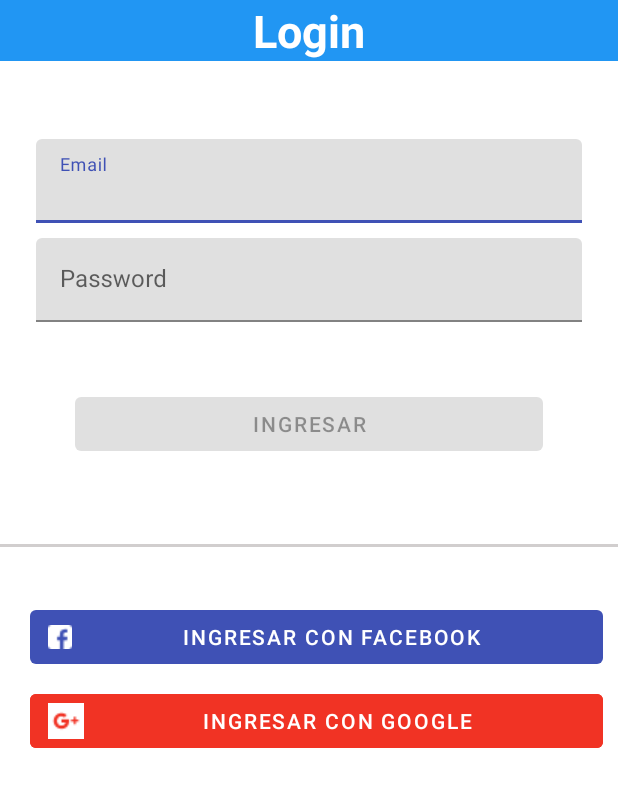
After one commit to gpillaca91/ProyectoAndroid_Lavanderia_UPC, an Android app: the LoginActivity screen opened directly, with no data from a screen before it, on a phone screen of 412 x 824 dp. The commit adds this screen. Shown: the top 787 px of the screen. Run offline under Robolectric (Android 15) with nearby library versions, the phone set to English and light mode, and no system bars.

Commit message:
Login Creado

```diff
--- a/app/build.gradle
+++ b/app/build.gradle
@@ -28,6 +28,7 @@ dependencies {
     implementation 'androidx.navigation:navigation-fragment:2.0.0'
     implementation 'androidx.navigation:navigation-ui:2.0.0'
     implementation 'androidx.lifecycle:lifecycle-extensions:2.0.0'
+    implementation 'androidx.annotation:annotation:1.0.2'
     testImplementation 'junit:junit:4.12'
     androidTestImplementation 'androidx.test.ext:junit:1.1.0'
     androidTestImplementation 'androidx.test.espresso:espresso-core:3.1.1'
--- /dev/null
+++ b/app/src/main/java/com/example/proyectolavanderia/data/LoginRepository.java
@@ -0,0 +1,54 @@
+package com.example.proyectolavanderia.data;
+
+import com.example.proyectolavanderia.data.model.LoggedInUser;
+
+/**
+ * Class that requests authentication and user information from the remote data source and
+ * maintains an in-memory cache of login status and user credentials information.
+ */
+public class LoginRepository {
+
+    private static volatile LoginRepository instance;
+
+    private LoginDataSource dataSource;
+
+    // If user credentials will be cached in local storage, it is recommended it be encrypted
+    // @see https://developer.android.com/training/articles/keystore
+    private LoggedInUser user = null;
+
+    // private constructor : singleton access
+    private LoginRepository(LoginDataSource dataSource) {
+        this.dataSource = dataSource;
+    }
+
+    public static LoginRepository getInstance(LoginDataSource dataSource) {
+        if (instance == null) {
+            instance = new LoginRepository(dataSource);
+        }
+        return instance;
+    }
+
+    public boolean isLoggedIn() {
+        return user != null;
+    }
+
+    public void logout() {
+        user = null;
+        dataSource.logout();
+    }
+
+    private void setLoggedInUser(LoggedInUser user) {
+        this.user = user;
+        // If user credentials will be cached in local storage, it is recommended it be encrypted
+        // @see https://developer.android.com/training/articles/keystore
+    }
+
+    public Result<LoggedInUser> login(String username, String password) {
+        // handle login
+        Result<LoggedInUser> result = dataSource.login(username, password);
+        if (result instanceof Result.Success) {
+            setLoggedInUser(((Result.Success<LoggedInUser>) result).getData());
+        }
+        return result;
+    }
+}
--- /dev/null
+++ b/app/src/main/java/com/example/proyectolavanderia/ui/login/LoginActivity.java
@@ -0,0 +1,131 @@
+package com.example.proyectolavanderia.ui.login;
+
+import android.app.Activity;
+
+import androidx.lifecycle.Observer;
+import androidx.lifecycle.ViewModelProviders;
+
+import android.os.Bundle;
+
+import androidx.annotation.Nullable;
+import androidx.annotation.StringRes;
+import androidx.appcompat.app.AppCompatActivity;
+
+import android.text.Editable;
+import android.text.TextWatcher;
+import android.view.KeyEvent;
+import android.view.View;
+import android.view.inputmethod.EditorInfo;
+import android.widget.Button;
+import android.widget.EditText;
+import android.widget.ProgressBar;
+import android.widget.TextView;
+import android.widget.Toast;
+
+import com.example.proyectolavanderia.R;
+import com.example.proyectolavanderia.ui.login.LoginViewModel;
+import com.example.proyectolavanderia.ui.login.LoginViewModelFactory;
+
+public class LoginActivity extends AppCompatActivity {
+
+    private LoginViewModel loginViewModel;
+
+    @Override
+    public void onCreate(Bundle savedInstanceState) {
+        super.onCreate(savedInstanceState);
+        setContentView(R.layout.activity_login);
+        loginViewModel = ViewModelProviders.of(this, new LoginViewModelFactory())
+                .get(LoginViewModel.class);
+
+        final EditText usernameEditText = findViewById(R.id.username);
+        final EditText passwordEditText = findViewById(R.id.password);
+        final Button loginButton = findViewById(R.id.login);
+        //final ProgressBar loadingProgressBar = findViewById(R.id.loading);
+
+        loginViewModel.getLoginFormState().observe(this, new Observer<LoginFormState>() {
+            @Override
+            public void onChanged(@Nullable LoginFormState loginFormState) {
+                if (loginFormState == null) {
+                    return;
+                }
+                loginButton.setEnabled(loginFormState.isDataValid());
+                if (loginFormState.getUsernameError() != null) {
+                    usernameEditText.setError(getString(loginFormState.getUsernameError()));
+                }
+                if (loginFormState.getPasswordError() != null) {
+                    passwordEditText.setError(getString(loginFormState.getPasswordError()));
+                }
+            }
+        });
+
+        loginViewModel.getLoginResult().observe(this, new Observer<LoginResult>() {
+            @Override
+            public void onChanged(@Nullable LoginResult loginResult) {
+                if (loginResult == null) {
+                    return;
+                }
+                //loadingProgressBar.setVisibility(View.GONE);
+                if (loginResult.getError() != null) {
+                    showLoginFailed(loginResult.getError());
+                }
+                if (loginResult.getSuccess() != null) {
+                    updateUiWithUser(loginResult.getSuccess());
+                }
+                setResult(Activity.RESULT_OK);
+
+                //Complete and destroy login activity once successful
+                finish();
+            }
+        });
+
+        TextWatcher afterTextChangedListener = new TextWatcher() {
+            @Override
+            public void beforeTextChanged(CharSequence s, int start, int count, int after) {
+                // ignore
+            }
+
+            @Override
+            public void onTextChanged(CharSequence s, int start, int before, int count) {
+                // ignore
+            }
+
+            @Override
+            public void afterTextChanged(Editable s) {
+                loginViewModel.loginDataChanged(usernameEditText.getText().toString(),
+                        passwordEditText.getText().toString());
+            }
+        };
+        usernameEditText.addTextChangedListener(afterTextChangedListener);
+        passwordEditText.addTextChangedListener(afterTextChangedListener);
+        passwordEditText.setOnEditorActionListener(new TextView.OnEditorActionListener() {
+
+            @Override
+            public boolean onEditorAction(TextView v, int actionId, KeyEvent event) {
+                if (actionId == EditorInfo.IME_ACTION_DONE) {
+                    loginViewModel.login(usernameEditText.getText().toString(),
+                            passwordEditText.getText().toString());
+                }
+                return false;
+            }
+        });
+
+        loginButton.setOnClickListener(new View.OnClickListener() {
+            @Override
+            public void onClick(View v) {
+                //loadingProgressBar.setVisibility(View.VISIBLE);
+                loginViewModel.login(usernameEditText.getText().toString(),
+                        passwordEditText.getText().toString());
+            }
+        });
+    }
+
+    private void updateUiWithUser(LoggedInUserView model) {
+        String welcome = getString(R.string.welcome) + model.getDisplayName();
+        // TODO : initiate successful logged in experience
+        Toast.makeText(getApplicationContext(), welcome, Toast.LENGTH_LONG).show();
+    }
+
+    private void showLoginFailed(@StringRes Integer errorString) {
+        Toast.makeText(getApplicationContext(), errorString, Toast.LENGTH_SHORT).show();
+    }
+}
--- /dev/null
+++ b/app/src/main/java/com/example/proyectolavanderia/ui/login/LoginViewModel.java
@@ -0,0 +1,70 @@
+package com.example.proyectolavanderia.ui.login;
+
+import androidx.lifecycle.LiveData;
+import androidx.lifecycle.MutableLiveData;
+import androidx.lifecycle.ViewModel;
+
+import android.util.Patterns;
+
+import com.example.proyectolavanderia.data.LoginRepository;
+import com.example.proyectolavanderia.data.Result;
+import com.example.proyectolavanderia.data.model.LoggedInUser;
+import com.example.proyectolavanderia.R;
+
+public class LoginViewModel extends ViewModel {
+
+    private MutableLiveData<LoginFormState> loginFormState = new MutableLiveData<>();
+    private MutableLiveData<LoginResult> loginResult = new MutableLiveData<>();
+    private LoginRepository loginRepository;
+
+    LoginViewModel(LoginRepository loginRepository) {
+        this.loginRepository = loginRepository;
+    }
+
+    LiveData<LoginFormState> getLoginFormState() {
+        return loginFormState;
+    }
+
+    LiveData<LoginResult> getLoginResult() {
+        return loginResult;
+    }
+
+    public void login(String username, String password) {
+        // can be launched in a separate asynchronous job
+        Result<LoggedInUser> result = loginRepository.login(username, password);
+
+        if (result instanceof Result.Success) {
+            LoggedInUser data = ((Result.Success<LoggedInUser>) result).getData();
+            loginResult.setValue(new LoginResult(new LoggedInUserView(data.getDisplayName())));
+        } else {
+            loginResult.setValue(new LoginResult(R.string.login_failed));
+        }
+    }
+
+    public void loginDataChanged(String username, String password) {
+        if (!isUserNameValid(username)) {
+            loginFormState.setValue(new LoginFormState(R.string.invalid_username, null));
+        } else if (!isPasswordValid(password)) {
+            loginFormState.setValue(new LoginFormState(null, R.string.invalid_password));
+        } else {
+            loginFormState.setValue(new LoginFormState(true));
+        }
+    }
+
+    // A placeholder username validation check
+    private boolean isUserNameValid(String username) {
+        if (username == null) {
+            return false;
+        }
+        if (username.contains("@")) {
+            return Patterns.EMAIL_ADDRESS.matcher(username).matches();
+        } else {
+            return !username.trim().isEmpty();
+        }
+    }
+
+    // A placeholder password validation check
+    private boolean isPasswordValid(String password) {
+        return password != null && password.trim().length() > 5;
+    }
+}
--- /dev/null
+++ b/app/src/main/java/com/example/proyectolavanderia/ui/login/LoginViewModelFactory.java
@@ -0,0 +1,26 @@
+package com.example.proyectolavanderia.ui.login;
+
+import androidx.lifecycle.ViewModel;
+import androidx.lifecycle.ViewModelProvider;
+import androidx.annotation.NonNull;
+
+import com.example.proyectolavanderia.data.LoginDataSource;
+import com.example.proyectolavanderia.data.LoginRepository;
+
+/**
+ * ViewModel provider factory to instantiate LoginViewModel.
+ * Required given LoginViewModel has a non-empty constructor
+ */
+public class LoginViewModelFactory implements ViewModelProvider.Factory {
+
+    @NonNull
+    @Override
+    @SuppressWarnings("unchecked")
+    public <T extends ViewModel> T create(@NonNull Class<T> modelClass) {
+        if (modelClass.isAssignableFrom(LoginViewModel.class)) {
+            return (T) new LoginViewModel(LoginRepository.getInstance(new LoginDataSource()));
+        } else {
+            throw new IllegalArgumentException("Unknown ViewModel class");
+        }
+    }
+}
--- /dev/null
+++ b/app/src/main/res/layout/activity_login.xml
@@ -0,0 +1,123 @@
+<?xml version="1.0" encoding="utf-8"?>
+<androidx.constraintlayout.widget.ConstraintLayout xmlns:android="http://schemas.android.com/apk/res/android"
+    xmlns:app="http://schemas.android.com/apk/res-auto"
+    xmlns:tools="http://schemas.android.com/tools"
+    android:id="@+id/container"
+    android:layout_width="match_parent"
+    android:layout_height="match_parent"
+    android:paddingLeft="@dimen/activity_horizontal_margin"
+    android:paddingTop="@dimen/activity_vertical_margin"
+    android:paddingRight="@dimen/activity_horizontal_margin"
+    android:paddingBottom="@dimen/activity_vertical_margin"
+    tools:context=".ui.login.LoginActivity">
+
+
+    <TextView
+        android:id="@+id/textView2"
+        android:layout_width="match_parent"
+        android:layout_height="wrap_content"
+        android:background="@color/colorTitulo"
+        android:text="Login"
+        android:textAlignment="center"
+        android:textColor="#FFFFFF"
+        android:textSize="30dp"
+        android:textStyle="bold"
+        app:layout_constraintEnd_toEndOf="parent"
+        app:layout_constraintStart_toStartOf="parent"
+        app:layout_constraintTop_toTopOf="parent" />
+
+    <com.google.android.material.textfield.TextInputLayout
+        android:id="@+id/textInputLayout"
+        android:layout_width="match_parent"
+        android:layout_height="wrap_content"
+        android:layout_marginTop="52dp"
+        android:hint="@string/prompt_email"
+        app:layout_constraintEnd_toEndOf="parent"
+        app:layout_constraintStart_toStartOf="parent"
+        app:layout_constraintTop_toBottomOf="@+id/textView2">
+
+        <com.google.android.material.textfield.TextInputEditText
+            android:id="@+id/username"
+            android:layout_width="match_parent"
+            android:layout_height="wrap_content"
+            android:layout_marginStart="24dp"
+            android:layout_marginEnd="24dp"
+            android:inputType="textEmailAddress" />
+    </com.google.android.material.textfield.TextInputLayout>
+
+    <com.google.android.material.textfield.TextInputLayout
+        android:id="@+id/textInputLayout2"
+        android:layout_width="match_parent"
+        android:layout_height="wrap_content"
+
+        android:hint="@string/prompt_password"
+        app:layout_constraintEnd_toEndOf="parent"
+        app:layout_constraintStart_toStartOf="parent"
+        app:layout_constraintTop_toBottomOf="@+id/textInputLayout">
+
+        <com.google.android.material.textfield.TextInputEditText
+            android:id="@+id/password"
+            android:layout_width="match_parent"
+            android:layout_height="wrap_content"
+            android:layout_marginStart="24dp"
+            android:layout_marginTop="10dp"
+            android:layout_marginEnd="24dp"
+            android:inputType="textPassword" />
+    </com.google.android.material.textfield.TextInputLayout>
+
+    <Button
+        android:id="@+id/login"
+        android:layout_width="match_parent"
+        android:layout_height="wrap_content"
+        android:layout_gravity="start"
+        android:layout_marginStart="50dp"
+        android:layout_marginTop="44dp"
+        android:layout_marginEnd="50dp"
+        android:enabled="false"
+        android:text="@string/action_sign_in"
+        app:layout_constraintEnd_toEndOf="parent"
+        app:layout_constraintHorizontal_bias="0.483"
+        app:layout_constraintStart_toStartOf="parent"
+        app:layout_constraintTop_toBottomOf="@+id/textInputLayout2" />
+
+    <View
+        android:id="@+id/view"
+        android:layout_width="fill_parent"
+        android:layout_height="2dp"
+        android:layout_marginTop="56dp"
+        android:background="@color/colorSeparador"
+        app:layout_constraintStart_toStartOf="parent"
+        app:layout_constraintTop_toBottomOf="@+id/login" />
+
+    <com.google.android.material.button.MaterialButton
+        android:id="@+id/btn_fb"
+        style="@style/Widget.MaterialComponents.Button.UnelevatedButton.Icon"
+        android:layout_width="match_parent"
+        android:layout_height="wrap_content"
+        android:layout_marginStart="20dp"
+        android:layout_marginTop="36dp"
+        android:layout_marginEnd="10dp"
+        android:text="@string/action_sign_in_facebook"
+        app:icon="@drawable/facebook"
+        app:layout_constraintEnd_toEndOf="parent"
+        app:layout_constraintStart_toStartOf="parent"
+        app:layout_constraintTop_toBottomOf="@+id/view" />
+
+    <com.google.android.material.button.MaterialButton
+        android:id="@+id/btn_google"
+        style="@style/Widget.MaterialComponents.Button.UnelevatedButton.Icon"
+        android:layout_width="match_parent"
+        android:layout_height="wrap_content"
+        android:layout_marginStart="20dp"
+        android:layout_marginTop="8dp"
+        android:layout_marginEnd="10dp"
+        android:backgroundTint="@color/colorGo"
+        android:text="@string/action_sign_in_google"
+        app:icon="@drawable/googlemas"
+        app:layout_constraintEnd_toEndOf="parent"
+        app:layout_constraintHorizontal_bias="0.343"
+        app:layout_constraintStart_toStartOf="parent"
+        app:layout_constraintTop_toBottomOf="@+id/btn_fb" />
+
+
+</androidx.constraintlayout.widget.ConstraintLayout>
--- a/app/src/main/res/values/colors.xml
+++ b/app/src/main/res/values/colors.xml
@@ -3,4 +3,9 @@
     <color name="colorPrimary">#3F51B5</color>
     <color name="colorPrimaryDark">#673AB7</color>
     <color name="colorAccent">#0379AD</color>
+    <color name="colorGo">#F13324</color>
+    <color name="colorSecondary">#0CB40C</color>
+    <color name="colorSeparador">#D1CECE</color>
+    <color name="colorTitulo">#2196F3</color>
+
 </resources>
--- a/app/src/main/res/values/dimens.xml
+++ b/app/src/main/res/values/dimens.xml
@@ -1,8 +1,20 @@
 <resources>
     <!-- Default screen margins, per the Android Design guidelines. -->
+
+
+
+    <dimen name="activity_horizontal_margin">0dp</dimen>
+    <dimen name="activity_vertical_margin">0dp</dimen>
+    <dimen name="nav_header_vertical_spacing">8dp</dimen>
+    <dimen name="nav_header_height">176dp</dimen>
+    <dimen name="fab_margin">16dp</dimen>
+
+    <!--
     <dimen name="activity_horizontal_margin">16dp</dimen>
     <dimen name="activity_vertical_margin">16dp</dimen>
     <dimen name="nav_header_vertical_spacing">8dp</dimen>
     <dimen name="nav_header_height">176dp</dimen>
     <dimen name="fab_margin">16dp</dimen>
+    -->
+
 </resources>
--- a/app/src/main/res/values/strings.xml
+++ b/app/src/main/res/values/strings.xml
@@ -17,5 +17,16 @@
     <string name="button_label_enabled">Send</string>
     <string name="button_label_disabled">Send22</string>
     <string name="unelevated_button_label_enabled">wwwwww</string>
+    <string name="title_activity_login">Sign in</string>
+    <string name="prompt_email">Email</string>
+    <string name="prompt_password">Password</string>
+    <string name="action_sign_in">Ingresar</string>
+    <string name="action_sign_in_facebook">Ingresar con Facebook</string>
+    <string name="action_sign_in_google">Ingresar con Google</string>
+    <string name="action_sign_in_short">Sign in</string>
+    <string name="welcome">"Welcome !"</string>
+    <string name="invalid_username">Ingrese un Email</string>
+    <string name="invalid_password">Como minimo 5 caracteres</string>
+    <string name="login_failed">"Login failed"</string>
 
 </resources>
```
Also changed, not shown: app/src/main/AndroidManifest.xml (+9 -0 lines), app/src/main/java/com/example/proyectolavanderia/data/LoginDataSource.java (added, +29 -0 lines), app/src/main/java/com/example/proyectolavanderia/data/Result.java (added, +48 -0 lines), app/src/main/java/com/example/proyectolavanderia/data/model/LoggedInUser.java (added, +23 -0 lines), app/src/main/java/com/example/proyectolavanderia/ui/login/LoggedInUserView.java (added, +17 -0 lines), app/src/main/java/com/example/proyectolavanderia/ui/login/LoginFormState.java (added, +40 -0 lines), app/src/main/java/com/example/proyectolavanderia/ui/login/LoginResult.java (added, +31 -0 lines), app/src/main/res/drawable/facebook.png (added), app/src/main/res/drawable/google.png (added), app/src/main/res/drawable/googlemas.png (added).
